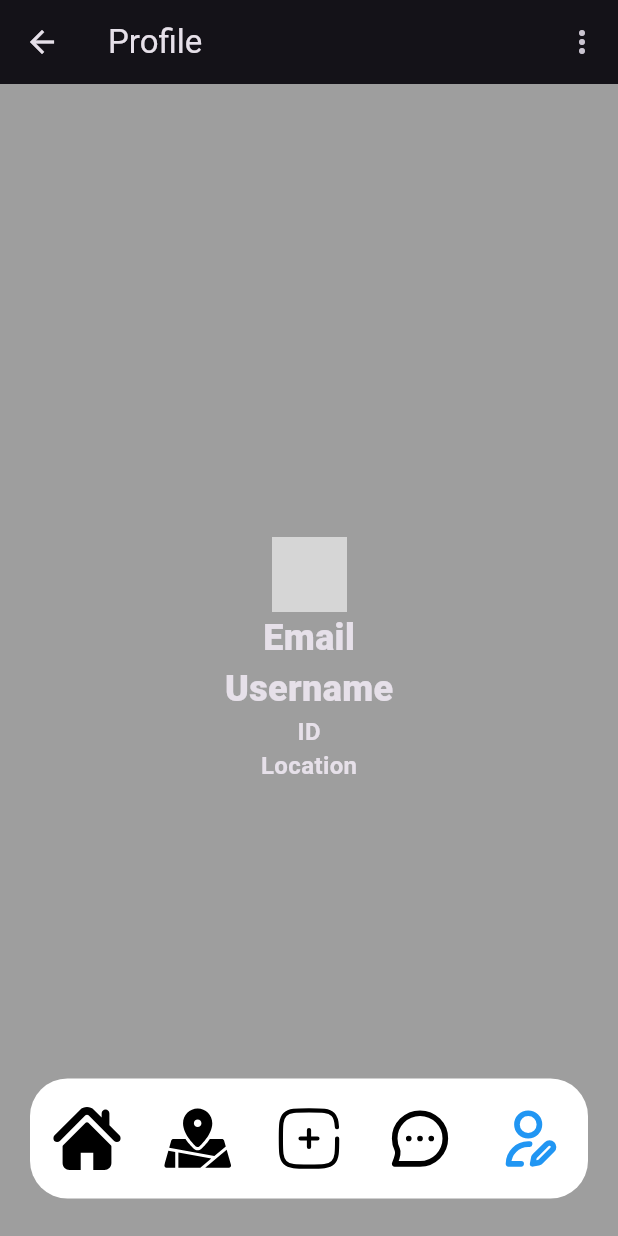
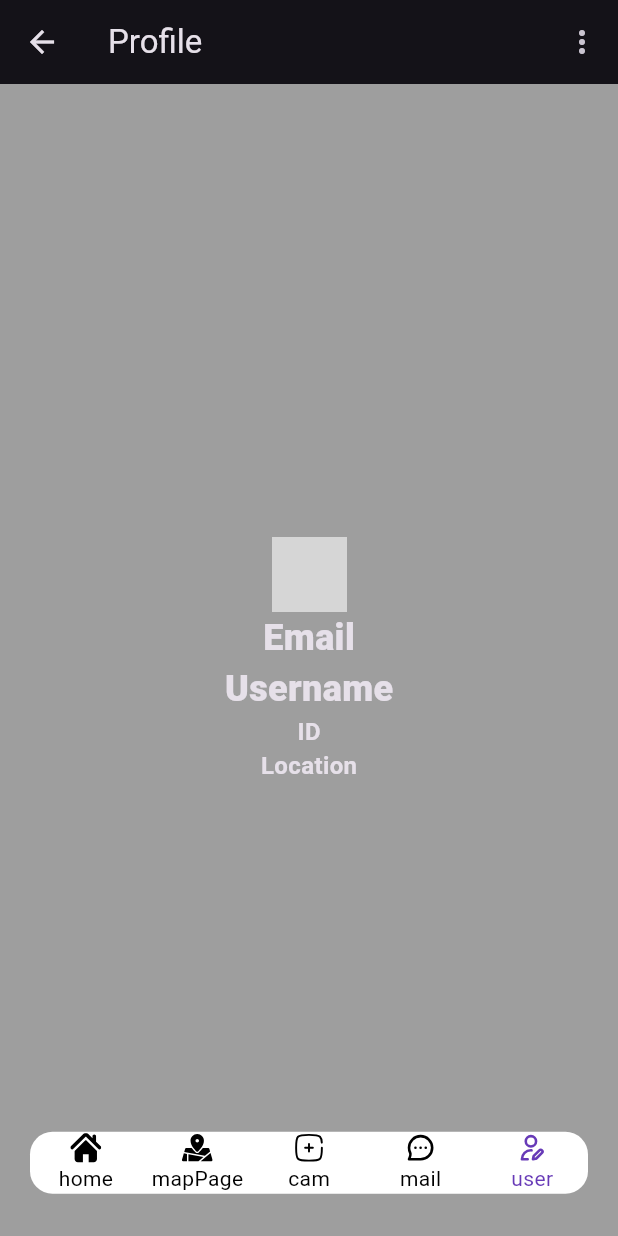
Before and after one commit to Zaylomaz/camshot, a Flutter app: the MainPage screen opened by its route, swiped to page 5, on a phone screen of 412 x 824 dp. Run offline on Flutter 3.47's test engine with Material 3 defaults, Android fonts, the light colour scheme and no system bars; our stand-ins replace camera, connectivity_plus, cross_file, firebase_auth, firebase_core, flutter_svg and 5 more; missing offline and left inert: better_open_file, camerawesome, google_mlkit_face_detection, workmanager; accounts and stored records are empty; network calls fail; Roboto replaces fonts that are missing (Urbanist); grey boxes are pictures that could not be loaded.

Commit message:
gesture navbar + websocket transfer + partly adaptive layout

```diff
--- a/lib/components/bottom_navigation.dart
+++ b/lib/components/bottom_navigation.dart
@@ -28,11 +28,15 @@ class BottomNavigationItem extends StatelessWidget {
         children: <Widget>[
           SvgPicture.asset(
             icon,
-            color: isSelected ? Colors.blue : Colors.black,
-            width: isCenterItem ? 24 : 45, // изменяем размер для центрального элемента
-            height: isCenterItem ? 24 : 45, // изменяем размер для центрального элемента
+            color: isSelected ? Colors.deepPurple : Colors.black,
+            width: MediaQuery.of(context).size.width * 0.05, // изменяем размер для центрального элемента
           ),
-
+          Text(
+            name.name,
+            style: TextStyle(
+              color: isSelected ? Colors.deepPurple : Colors.black,
+            ),
+          ),
         ],
       ),
     );
--- a/lib/pages/main_page.dart
+++ b/lib/pages/main_page.dart
@@ -68,12 +68,12 @@ class MyButtonNavigation extends StatelessWidget {
       child: Stack(
         children: [
           Positioned(
-            right: 0, left: 0, top:0,
+            bottom: MediaQuery.of(context).size.height*0.01,
+            left: 0, right: 0,
             child: Container(
-              height: 80,
+              height: MediaQuery.of(context).size.height*0.05,
               alignment: Alignment.center,
-              padding: const EdgeInsets.all(1),
-              decoration: const BoxDecoration(color: Colors.white, borderRadius: BorderRadius.all(Radius.circular(25))),
+              decoration: const BoxDecoration(color: Colors.white, borderRadius: BorderRadius.all(Radius.circular(15))),
               child: Row(children: [
                 _buildNavItem(Menus.home, AppImages.ic_home),
                 _buildNavItem(Menus.mapPage, AppImages.ic_map),
@@ -88,8 +88,8 @@ class MyButtonNavigation extends StatelessWidget {
             child: GestureDetector(
               onTap: () => Navigator.of(context).pushNamed(AppRoutes.camera),
               child: Container(
-                padding: const EdgeInsets.all(20),
-                width: 60, height: 60,
+                padding: const EdgeInsets.all(1),
+                width: MediaQuery.of(context).size.width*0.95, height: MediaQuery.of(context).size.height*0.05,
                 // decoration: const BoxDecoration(color: Colors.deepPurple, shape: BoxShape.circle),
                 // child: SvgPicture.asset(
                 //   AppImages.ic_add,
--- a/pubspec.yaml
+++ b/pubspec.yaml
@@ -36,7 +36,7 @@ dependencies:
   cloud_firestore:
   firebase_messaging:
   firebase_storage:
-  camera:
+  camera: ^0.9.4+5
   image_picker_android:
   image_picker_ios:
   workmanager:
```
Also changed, not shown: lib/main.dart (+13 -7 lines), lib/pages/camera_screen.dart (+69 -26 lines), lib/pages/map.dart (+11 -4 lines), lib/utils/awesome_cam_photo.dart (+65 -69 lines), lib/utils/ws.dart (+15 -17 lines), Screenshot_20240330_041108.png (added), pubspec.lock, 3 other files.
